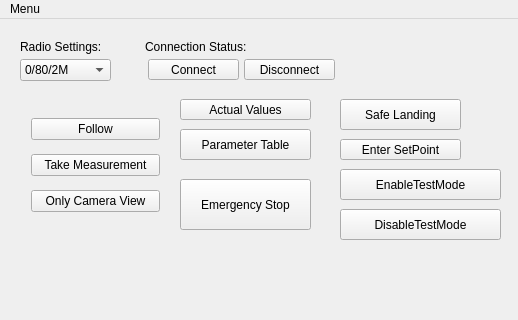
Qt form src/gui/main_window.ui (saccharios/FollowMeFlie_ROS) before a commit; both pictures show x 0 to 518 and y 0 to 320 of the 686 by 603 pixel window.
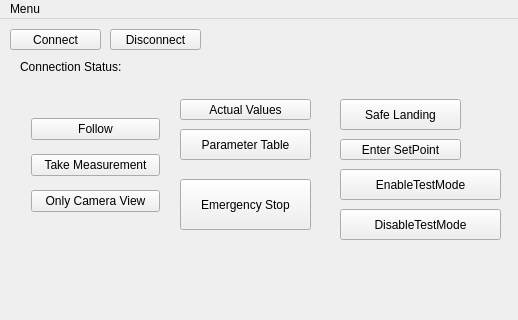
The same form after that commit.

Commit message: Remove radio settings drop down list from gui

The edit to the form file:
```diff
--- a/src/gui/main_window.ui
+++ b/src/gui/main_window.ui
@@ -30,8 +30,8 @@
    <widget class="QPushButton" name="connectRadio">
     <property name="geometry">
      <rect>
-      <x>148</x>
-      <y>40</y>
+      <x>10</x>
+      <y>10</y>
       <width>91</width>
       <height>21</height>
      </rect>
@@ -43,8 +43,8 @@
    <widget class="QPushButton" name="disconnectRadio">
     <property name="geometry">
      <rect>
-      <x>244</x>
-      <y>40</y>
+      <x>110</x>
+      <y>10</y>
       <width>91</width>
       <height>21</height>
      </rect>
@@ -53,50 +53,11 @@
      <string>Disconnect</string>
     </property>
    </widget>
-   <widget class="QComboBox" name="radioSettings_Options">
-    <property name="geometry">
-     <rect>
-      <x>20</x>
-      <y>40</y>
-      <width>91</width>
-      <height>22</height>
-     </rect>
-    </property>
-    <property name="editable">
-     <bool>false</bool>
-    </property>
-    <property name="currentIndex">
-     <number>0</number>
-    </property>
-    <item>
-     <property name="text">
-      <string>0/80/2M</string>
-     </property>
-    </item>
-    <item>
-     <property name="text">
-      <string>0/80/250K</string>
-     </property>
-    </item>
-   </widget>
-   <widget class="QLabel" name="radioSettings">
-    <property name="geometry">
-     <rect>
-      <x>20</x>
-      <y>20</y>
-      <width>101</width>
-      <height>16</height>
-     </rect>
-    </property>
-    <property name="text">
-     <string>Radio Settings:</string>
-    </property>
-   </widget>
    <widget class="QLabel" name="connectionStatus">
     <property name="geometry">
      <rect>
-      <x>145</x>
-      <y>20</y>
+      <x>20</x>
+      <y>40</y>
       <width>131</width>
       <height>16</height>
      </rect>
@@ -208,8 +169,8 @@
    <widget class="QLabel" name="display_ConnectionStatus">
     <property name="geometry">
      <rect>
-      <x>277</x>
-      <y>20</y>
+      <x>160</x>
+      <y>40</y>
       <width>91</width>
       <height>16</height>
      </rect>
```
The commit also changes 2 other files.
